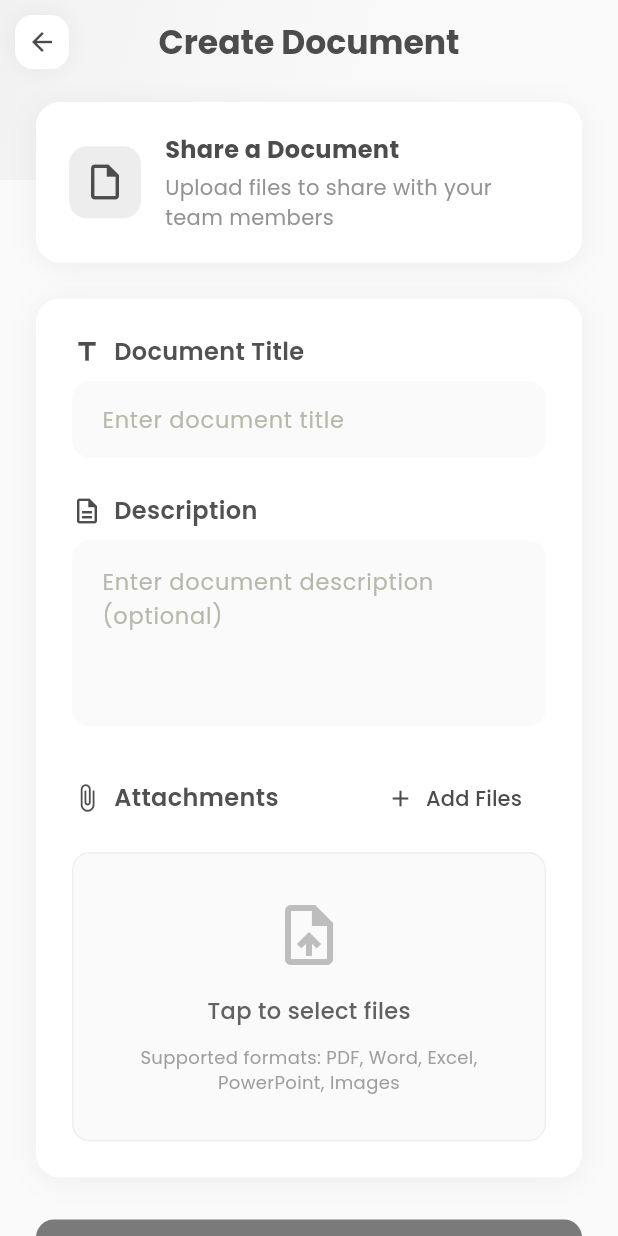
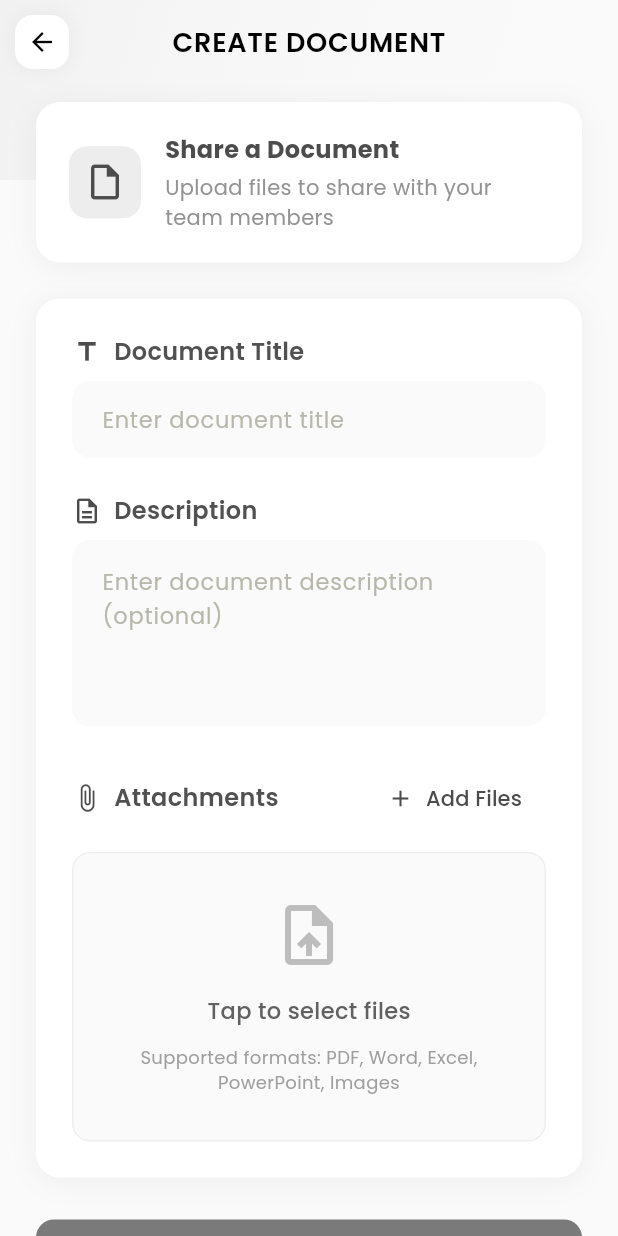
Before and after one commit to Garfie1dlnwza/Project-Mobile-TeamMate, a Flutter app: the CreateDocumentPage screen opened directly with empty values, on a phone screen of 412 x 824 dp. Run offline on Flutter 3.47's test engine with Material 3 defaults, Android fonts, the light colour scheme and no system bars; our stand-ins replace camera, cloud_firestore, file_picker, firebase_auth, firebase_core, firebase_storage and 3 more; missing offline and left inert: flutter_dropzone, flutter_polls, googleapis; accounts and stored records are empty.

Commit message:
replace thai to eng lang & fix font

```diff
--- a/lib/screens/creates/create_document_page.dart
+++ b/lib/screens/creates/create_document_page.dart
@@ -385,13 +385,13 @@ class _CreateDocumentPageState extends State<CreateDocumentPage> {
         centerTitle: true,
         elevation: 0,
         backgroundColor: Colors.transparent,
-        foregroundColor: AppColors.primary,
+        // foregroundColor: AppColors.primary,
         title: const Text(
-          'Create Document',
+          'CREATE DOCUMENT',
           style: TextStyle(
-            fontWeight: FontWeight.bold,
-            color: AppColors.primary,
-            fontSize: 22,
+            fontSize: 18,
+            fontWeight: FontWeight.w600,
+            letterSpacing: 0.5,
           ),
         ),
         leading: IconButton(
--- a/lib/widgets/common/file/attachment_picker_widget.dart
+++ b/lib/widgets/common/file/attachment_picker_widget.dart
@@ -32,14 +32,14 @@ class AttachmentPickerWidget extends StatelessWidget {
           _buildAttachmentOption(
             context: context,
             icon: Icons.photo_library_outlined,
-            label: 'รูปภาพ',
+            label: 'image',
             color: Colors.green.shade600,
             onTap: () => _pickImage(context),
           ),
           _buildAttachmentOption(
             context: context,
             icon: Icons.attach_file_outlined,
-            label: 'ไฟล์',
+            label: 'file',
             color: Colors.orange.shade600,
             onTap: () => _pickFile(context),
           ),
--- a/lib/widgets/common/file/file_attachment_widget .dart
+++ b/lib/widgets/common/file/file_attachment_widget .dart
@@ -189,12 +189,12 @@ class FileAttachmentWidget extends StatelessWidget {
       } else {
         ScaffoldMessenger.of(
           context,
-        ).showSnackBar(SnackBar(content: Text('ไม่สามารถเปิดไฟล์ได้: $url')));
+        ).showSnackBar(SnackBar(content: Text('can\'t open file: $url')));
       }
     } catch (e) {
       ScaffoldMessenger.of(
         context,
-      ).showSnackBar(SnackBar(content: Text('เกิดข้อผิดพลาด: $e')));
+      ).showSnackBar(SnackBar(content: Text('error: $e')));
     }
   }
 }
```
Also changed, not shown: 2 other files.
